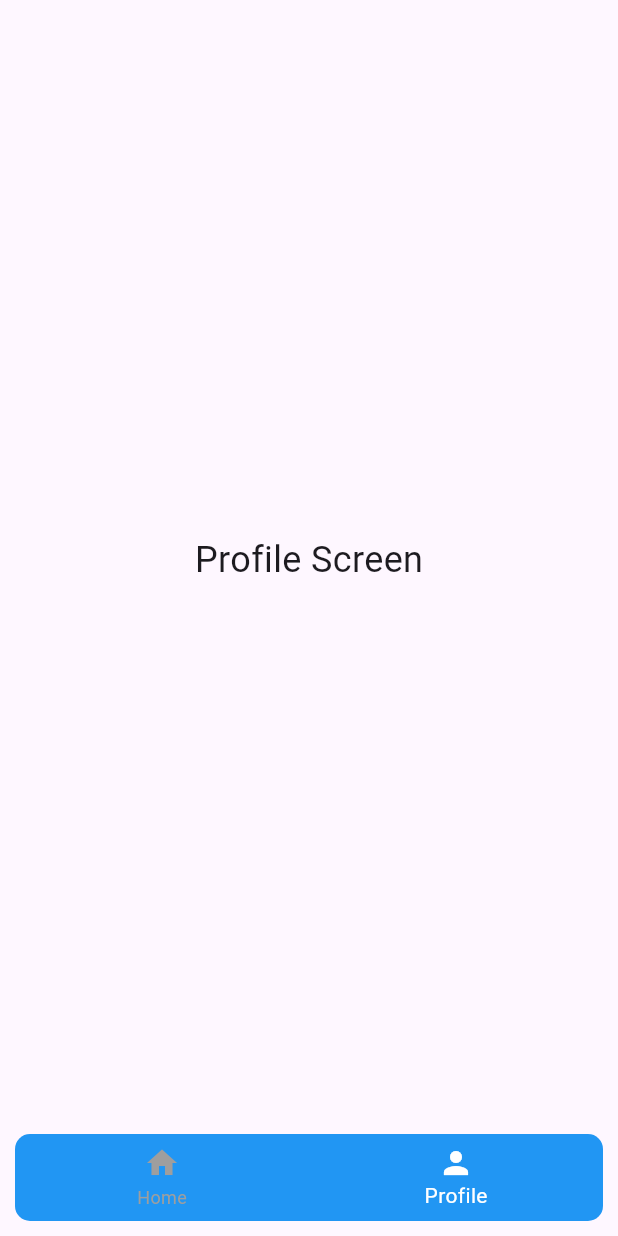
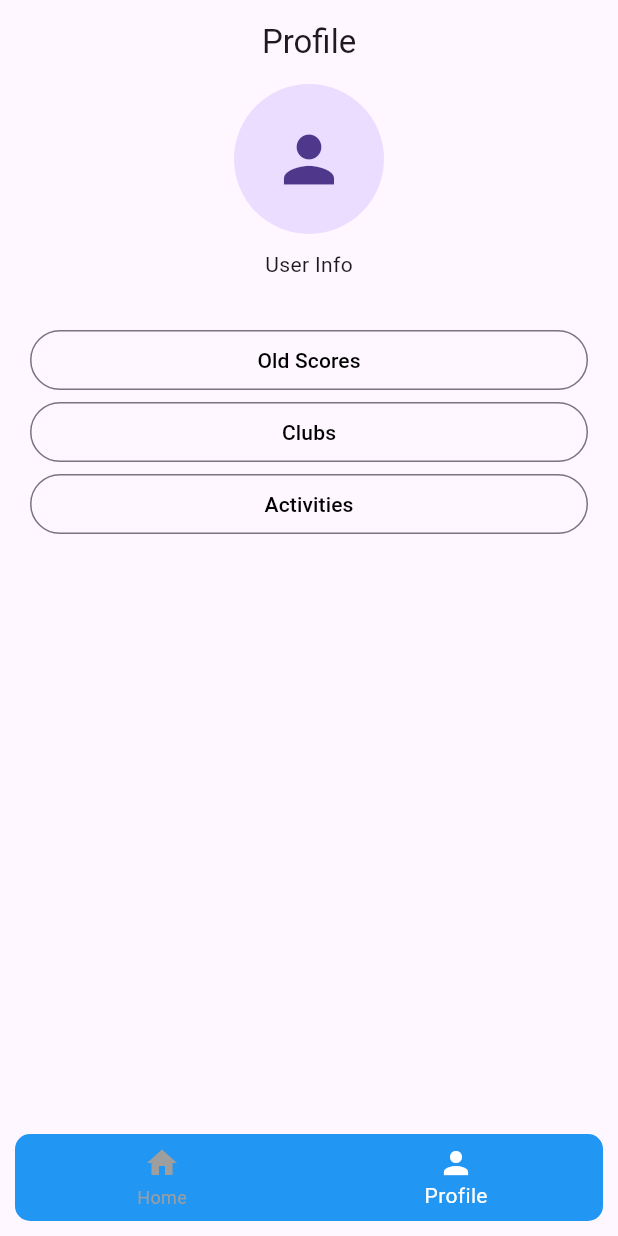
Before and after one commit to kayamustafa33/Capstone, a Flutter app: the screen it shows after launch, item 2 of the bottom bar chosen, on a phone screen of 412 x 824 dp. Run offline on Flutter 3.47's test engine with Material 3 defaults, Android fonts, the phone set to English and light mode, and no system bars.

Commit message:
Profile and sub pages are integrated.

```diff
--- a/lib/view/ProfileScreen.dart
+++ b/lib/view/ProfileScreen.dart
@@ -1,16 +1,88 @@
+import 'package:capstone/view/profileView/ActivitiesScreen.dart';
+import 'package:capstone/view/profileView/ClubsScreen.dart';
+import 'package:capstone/view/profileView/OldScoresScreen.dart';
 import 'package:flutter/material.dart';
-
 
 class ProfileScreen extends StatelessWidget {
   const ProfileScreen({super.key});
 
   @override
   Widget build(BuildContext context) {
-    return const Center(
-      child: Text(
-        'Profile Screen',
-        style: TextStyle(fontSize: 24.0),
+    return Scaffold(
+      appBar: AppBar(
+        centerTitle: true,
+        title: const Text('Profile'),
       ),
+      body: Column(
+        children: [
+          const Row(
+            mainAxisAlignment: MainAxisAlignment.center,
+            children: [
+              CircleAvatar(
+                radius: 50,
+                child: Icon(Icons.person, size: 50),
+              ),
+            ],
+          ),
+          const SizedBox(height: 10),
+          const Row(
+            mainAxisAlignment: MainAxisAlignment.center,
+            children: [
+              Text("User Info")
+            ],
+          ),
+          const SizedBox(height: 10),
+          Container(
+            margin: const EdgeInsets.all(20),
+            child: Column(
+              children: [
+                SizedBox(
+                  width: double.infinity,
+                  child: OutlinedButton(
+                    onPressed: () {
+                      Navigator.push(
+                        context,
+                        MaterialPageRoute(builder: (context) => const OldScoresScreen()),
+                      );
+                    },
+                    child: const Text('Old Scores',
+                      style: TextStyle(color: Colors.black),
+                    ),
+                  ),
+                ),
+                SizedBox(
+                  width: double.infinity,
+                  child: OutlinedButton(
+                    onPressed: () {
+                      Navigator.push(
+                        context,
+                        MaterialPageRoute(builder: (context) => const ClubsScreen()),
+                      );
+                    },
+                    child: const Text('Clubs',
+                      style: TextStyle(color: Colors.black),
+                    ),
+                  ),
+                ),
+                SizedBox(
+                  width: double.infinity,
+                  child: OutlinedButton(
+                    onPressed: () {
+                      Navigator.push(
+                        context,
+                        MaterialPageRoute(builder: (context) => const ActivitiesScreen()),
+                      );
+                    },
+                    child: const Text('Activities',
+                      style: TextStyle(color: Colors.black),
+                    ),
+                  ),
+                ),
+              ],
+            ),
+          )
+        ],
+      )
     );
   }
 }
```
Also changed, not shown: lib/view/profileView/ActivitiesScreen.dart (added, +17 -0 lines), lib/view/profileView/ClubsScreen.dart (added, +17 -0 lines), lib/view/profileView/OldScoresScreen.dart (added, +17 -0 lines).
